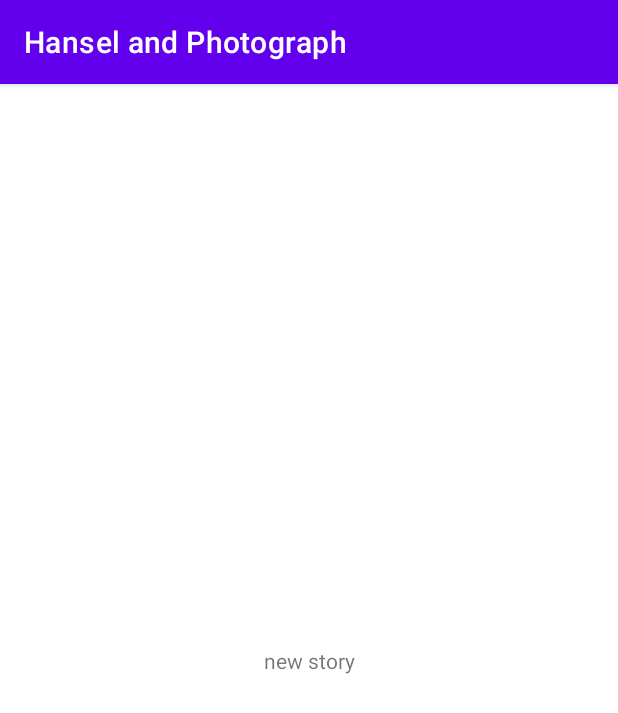
After one commit to jihee-dev/HanselPhoto, an Android app: the NewStoryActivity screen opened directly, with no data from a screen before it, on a phone screen of 412 x 824 dp. The commit adds this screen. Shown: the top 713 px of the screen. Run offline under Robolectric (Android 15) with nearby library versions, the phone set to English and light mode, and no system bars.

Commit message:
1,6,7_v1

```diff
--- a/app/build.gradle
+++ b/app/build.gradle
@@ -41,6 +41,7 @@ dependencies {
     implementation 'androidx.appcompat:appcompat:1.2.0'
     implementation 'com.google.android.material:material:1.3.0'
     implementation 'androidx.constraintlayout:constraintlayout:2.0.4'
+    implementation 'com.google.android.gms:play-services-maps:17.0.1'
     testImplementation 'junit:junit:4.+'
     androidTestImplementation 'androidx.test.ext:junit:1.1.2'
     androidTestImplementation 'androidx.test.espresso:espresso-core:3.3.0'
--- a/app/src/main/AndroidManifest.xml
+++ b/app/src/main/AndroidManifest.xml
@@ -9,6 +9,8 @@
         android:roundIcon="@mipmap/ic_launcher_round"
         android:supportsRtl="true"
         android:theme="@style/Theme.HanselAndPhotograph">
+        <activity android:name=".NewStoryActivity"></activity>
+        <activity android:name=".ShowStoryActivity" />
         <activity android:name=".MainActivity">
             <intent-filter>
                 <action android:name="android.intent.action.MAIN" />
--- /dev/null
+++ b/app/src/main/java/com/android/study/hanselandphotograph/NewStoryActivity.kt
@@ -0,0 +1,11 @@
+package com.android.study.hanselandphotograph
+
+import androidx.appcompat.app.AppCompatActivity
+import android.os.Bundle
+
+class NewStoryActivity : AppCompatActivity() {
+    override fun onCreate(savedInstanceState: Bundle?) {
+        super.onCreate(savedInstanceState)
+        setContentView(R.layout.activity_new_story)
+    }
+}
--- /dev/null
+++ b/app/src/main/res/layout/activity_new_story.xml
@@ -0,0 +1,18 @@
+<?xml version="1.0" encoding="utf-8"?>
+<androidx.constraintlayout.widget.ConstraintLayout xmlns:android="http://schemas.android.com/apk/res/android"
+    xmlns:app="http://schemas.android.com/apk/res-auto"
+    xmlns:tools="http://schemas.android.com/tools"
+    android:layout_width="match_parent"
+    android:layout_height="match_parent"
+    tools:context=".NewStoryActivity">
+
+    <TextView
+        android:id="@+id/textView"
+        android:layout_width="wrap_content"
+        android:layout_height="wrap_content"
+        android:text="new story"
+        app:layout_constraintBottom_toBottomOf="parent"
+        app:layout_constraintEnd_toEndOf="parent"
+        app:layout_constraintStart_toStartOf="parent"
+        app:layout_constraintTop_toTopOf="parent" />
+</androidx.constraintlayout.widget.ConstraintLayout>
```
Also changed, not shown: app/src/main/java/com/android/study/hanselandphotograph/MainActivity.kt (+48 -0 lines), app/src/main/java/com/android/study/hanselandphotograph/ShowStoryActivity.kt (added, +20 -0 lines), app/src/main/java/com/android/study/hanselandphotograph/Story.kt (added, +7 -0 lines), app/src/main/java/com/android/study/hanselandphotograph/StoryAdapter.kt (added, +36 -0 lines), app/src/main/res/layout/activity_main.xml (+14 -11 lines), app/src/main/res/layout/activity_show_story.xml (added, +9 -0 lines), app/src/main/res/layout/row_story.xml (added, +12 -0 lines).
